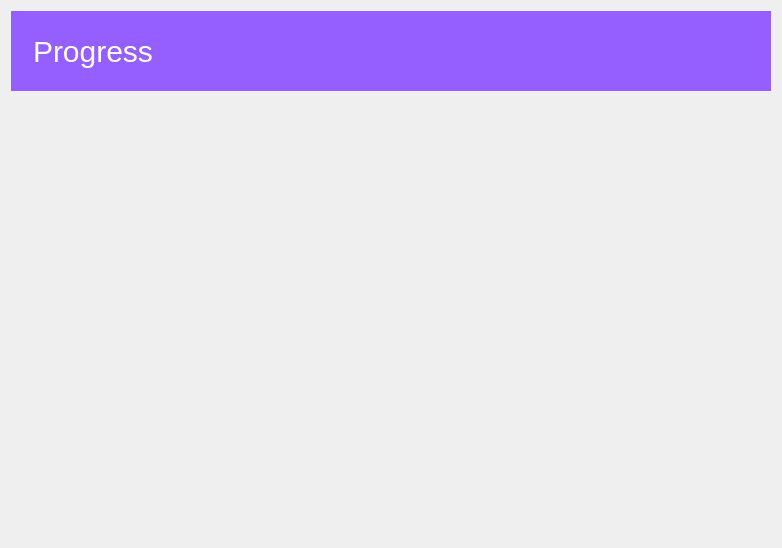
This is copyclare/ui/progress_banner.ui in MotionInput/Team14-CopyClare as Qt 5 draws it before an edit. The edited form follows.
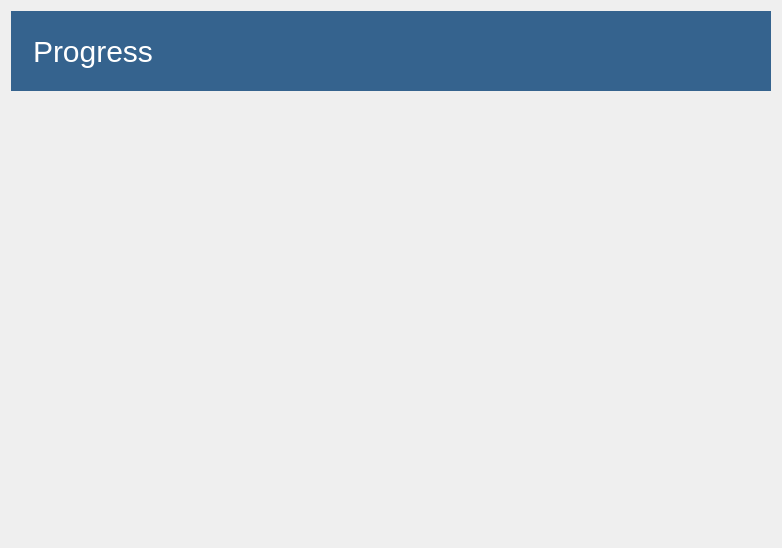
This is the edited form.

Patch:
```diff
--- a/copyclare/ui/progress_banner.ui
+++ b/copyclare/ui/progress_banner.ui
@@ -34,7 +34,7 @@
       </font>
      </property>
      <property name="styleSheet">
-      <string notr="true">background-color: #955fff;
+      <string notr="true">background-color: #35638e;
 padding: 15px;
 font-size: 30px;
 color: #ffffff;</string>
```
Left out of the diff: 21 changed lines with no effect on the pictures.
